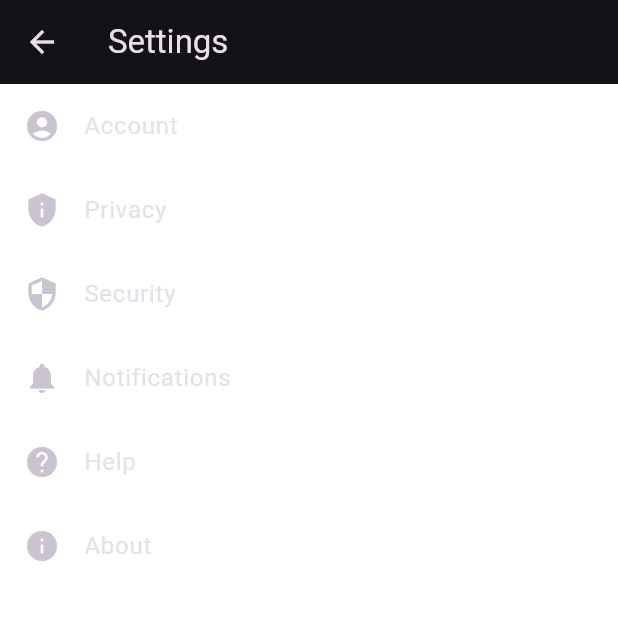
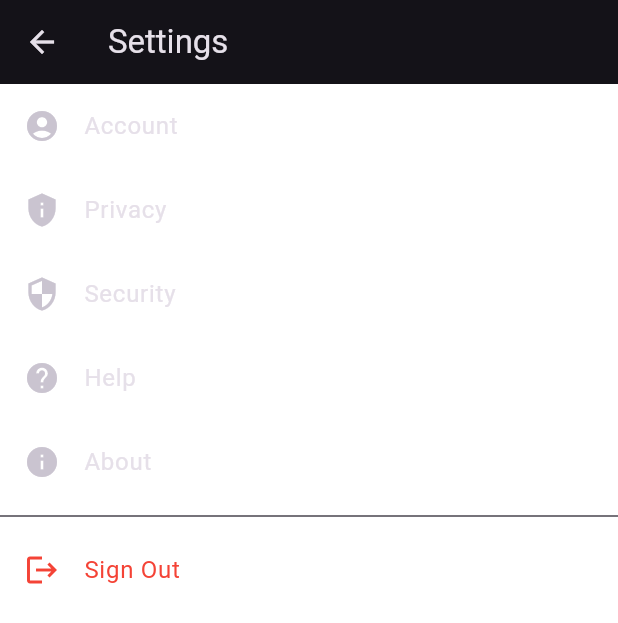
Before and after one commit to abir739/Instagram-Clone, a Flutter app: the screen it shows once a user with an empty profile is signed in, after a tap on the "settings" icon, on a phone screen of 412 x 824 dp. Shown: the top 623 px of the screen. Run offline on Flutter 3.47's test engine with Material 3 defaults, Android fonts, the phone set to English and light mode, and no system bars; our stand-ins replace cloud_firestore, curved_navigation_bar, firebase_auth, firebase_core, firebase_storage, flutter_svg and 1 more; accounts and stored records are empty; network calls fail.

Commit message:
settings page sign out

```diff
--- a/lib/responsives/mobile_screen.dart
+++ b/lib/responsives/mobile_screen.dart
@@ -88,7 +88,7 @@ class _MobileScreenState extends State<MobileScreen> {
               // Navigate to settings page
               Navigator.push(
                 context,
-                MaterialPageRoute(builder: (context) => SettingsPage()),
+                MaterialPageRoute(builder: (context) => const SettingsPage()),
               );
             },
           ),
--- a/lib/screens/login_page.dart
+++ b/lib/screens/login_page.dart
@@ -59,7 +59,11 @@ class _LoginPageState extends State<LoginPage> {
     return Scaffold(
       body: SafeArea(
         child: Container(
-          padding: const EdgeInsets.symmetric(horizontal: 30),
+          // padding: const EdgeInsets.symmetric(horizontal: 30),
+          padding: MediaQuery.of(context).size.width > 600
+              ? EdgeInsets.symmetric(
+                  horizontal: MediaQuery.of(context).size.width / 3)
+              : const EdgeInsets.symmetric(horizontal: 32),
           width: double.infinity,
           child: Column(
             crossAxisAlignment: CrossAxisAlignment.center,
--- a/lib/screens/settings_Page.dart
+++ b/lib/screens/settings_Page.dart
@@ -1,4 +1,6 @@
 import 'package:flutter/material.dart';
+import 'package:instagram_clone/app_data/auth_methods.dart';
+import 'package:instagram_clone/screens/login_page.dart';
 
 class SettingsPage extends StatelessWidget {
   const SettingsPage({Key? key}) : super(key: key);
@@ -7,58 +9,68 @@ class SettingsPage extends StatelessWidget {
   Widget build(BuildContext context) {
     return Scaffold(
       appBar: AppBar(
-        title: Text('Settings'),
+        title: const Text('Settings'),
 
         // Set icon color
       ),
       body: ListView(
         children: [
           ListTile(
-            leading: Icon(Icons.account_circle), // Account Icon
-            title: Text('Account'),
+            leading: const Icon(Icons.account_circle), // Account Icon
+            title: const Text('Account'),
             onTap: () {
               // Navigate to Account settings page
               // Implement navigation logic here
             },
           ),
           ListTile(
-            leading: Icon(Icons.privacy_tip), // Privacy Icon
-            title: Text('Privacy'),
+            leading: const Icon(Icons.privacy_tip), // Privacy Icon
+            title: const Text('Privacy'),
             onTap: () {
               // Navigate to Privacy settings page
               // Implement navigation logic here
             },
           ),
           ListTile(
-            leading: Icon(Icons.security), // Security Icon
-            title: Text('Security'),
+            leading: const Icon(Icons.security), // Security Icon
+            title: const Text('Security'),
             onTap: () {
               // Navigate to Security settings page
               // Implement navigation logic here
             },
           ),
           ListTile(
-            leading: Icon(Icons.notifications), // Notifications Icon
-            title: Text('Notifications'),
-            onTap: () {
-              // Navigate to Notifications settings page
-              // Implement navigation logic here
-            },
-          ),
-          ListTile(
-            leading: Icon(Icons.help), // Help Icon
-            title: Text('Help'),
+            leading: const Icon(Icons.help), // Help Icon
+            title: const Text('Help'),
             onTap: () {
               // Navigate to Help page
               // Implement navigation logic here
             },
           ),
           ListTile(
-            leading: Icon(Icons.info), // About Icon
-            title: Text('About'),
+            leading: const Icon(Icons.info), // About Icon
+            title: const Text('About'),
             onTap: () {
               // Navigate to About page
               // Implement navigation logic here
+            },
+          ),
+          const Divider(),
+          ListTile(
+            leading: const Icon(
+              Icons.logout,
+              color: Colors.red,
+            ), // Help Icon
+            title: const Text(
+              'Sign Out',
+              style: TextStyle(
+                color: Colors.red,
+              ),
+            ),
+            onTap: () async {
+              await AuthenticationMethods().signout();
+              Navigator.of(context).pushReplacement(
+                  MaterialPageRoute(builder: (context) => const LoginPage()));
             },
           ),
         ],
--- a/lib/screens/signUp_page.dart
+++ b/lib/screens/signUp_page.dart
@@ -29,7 +29,7 @@ class _SignUpPageState extends State<SignUpPage> {
     setState(() {
       isLoading = true;
     });
-    String resp = await AuthenticationMethods().SignUp(
+    String resp = await AuthenticationMethods().signUp(
         email: _emailController.text,
         password: _passwordController.text,
         fullname: _fullNameController.text,
--- a/lib/utils/colors.dart
+++ b/lib/utils/colors.dart
@@ -1,5 +1,7 @@
 import 'package:flutter/material.dart';
 
+const mobileBackgroundColor = Color.fromRGBO(0, 0, 0, 1);
+const webBackgroundColor = Color.fromRGBO(18, 18, 18, 1);
 const backgroundColor = Color.fromARGB(0, 0, 0, 1);
 const blueColor = Color.fromARGB(0, 149, 246, 1);
 const primaryColor = Colors.white;
```
Also changed, not shown: lib/app_data/auth_methods.dart (+7 -1 lines), lib/responsives/web_screen.dart (+100 -4 lines), lib/screens/home_page.dart (+26 -9 lines), 1 other file.
